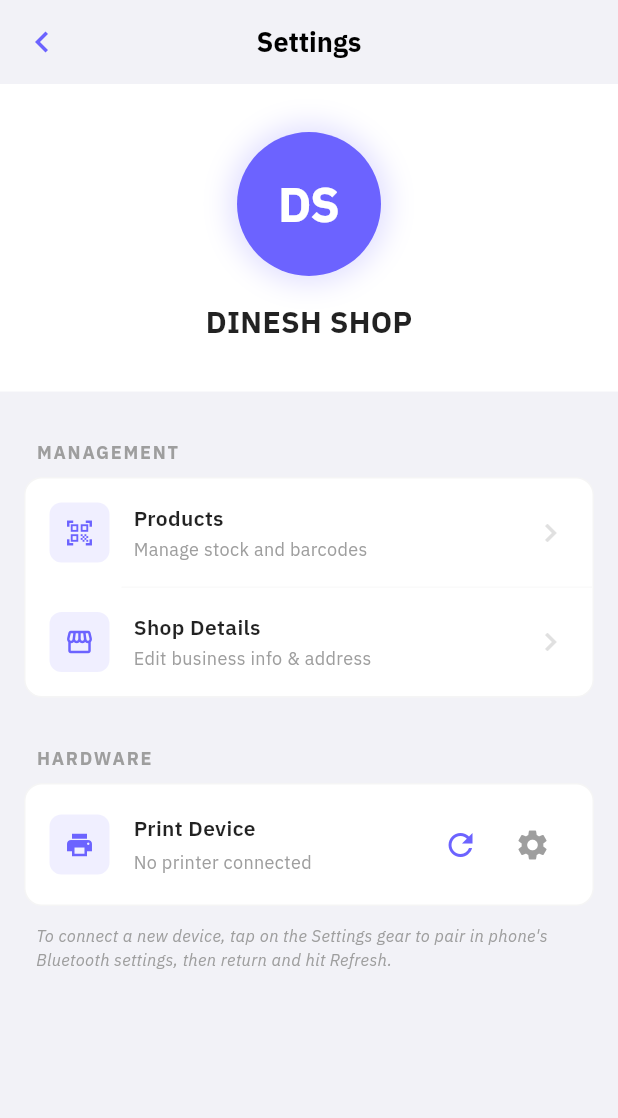
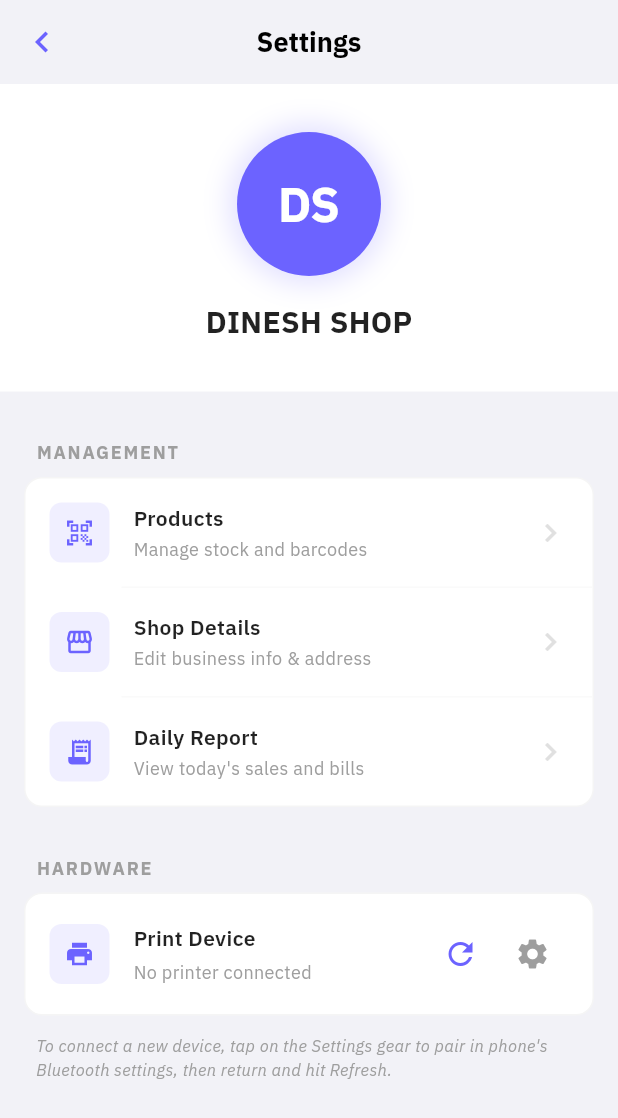
Before and after one commit to Ru-mais/Billing-App, a Flutter app: the screen it shows after launch, after a tap on the "settings" icon, on a phone screen of 412 x 824 dp. Shown: the top 1118 px of the screen. Run offline on Flutter 3.47's test engine with Material 3 defaults, Android fonts, the phone set to English and light mode, and no system bars; our stand-ins replace bloc, equatable, flutter_bloc, fpdart, get_it, go_router and 7 more; missing offline and left inert: app_settings, flutter_vibrate, mobile_scanner, print_bluetooth_thermal; accounts and stored records are empty.

Commit message:
added daily report and pdf download option

```diff
--- a/lib/config/routes/app_routes.dart
+++ b/lib/config/routes/app_routes.dart
@@ -8,6 +8,7 @@ import '../../features/settings/presentation/pages/settings_page.dart';
 import '../../features/billing/presentation/pages/scanner_page.dart';
 import '../../features/billing/presentation/pages/checkout_page.dart';
 import '../../features/product/domain/entities/product.dart';
+import '../../features/reports/presentation/pages/daily_report_page.dart';
 
 final router = GoRouter(
   initialLocation: '/',
@@ -29,6 +30,10 @@ final router = GoRouter(
     GoRoute(
       path: '/settings',
       builder: (context, state) => const SettingsPage(),
+    ),
+    GoRoute(
+      path: '/daily_report',
+      builder: (context, state) => const DailyReportPage(),
     ),
     GoRoute(
       path: '/products',
--- a/lib/core/data/hive_database.dart
+++ b/lib/core/data/hive_database.dart
@@ -1,11 +1,13 @@
 import 'package:hive_flutter/hive_flutter.dart';
 import '../../features/product/data/models/product_model.dart';
 import '../../features/shop/data/models/shop_model.dart';
+import '../../features/reports/data/models/sale_model.dart';
 
 class HiveDatabase {
   static const String productBoxName = 'products';
   static const String shopBoxName = 'shop';
   static const String settingsBoxName = 'settings';
+  static const String salesBoxName = 'sales';
 
   static Future<void> init() async {
     await Hive.initFlutter();
@@ -13,15 +15,19 @@ class HiveDatabase {
     // Register Adapters
     Hive.registerAdapter(ProductModelAdapter());
     Hive.registerAdapter(ShopModelAdapter());
+    Hive.registerAdapter(SaleModelAdapter());
+    Hive.registerAdapter(SaleItemModelAdapter());
 
     // Open Boxes
     await Hive.openBox<ProductModel>(productBoxName);
     await Hive.openBox<ShopModel>(shopBoxName);
     await Hive.openBox(settingsBoxName); // Generic box for simple key-value
+    await Hive.openBox<SaleModel>(salesBoxName);
   }
 
   static Box<ProductModel> get productBox =>
       Hive.box<ProductModel>(productBoxName);
   static Box<ShopModel> get shopBox => Hive.box<ShopModel>(shopBoxName);
   static Box get settingsBox => Hive.box(settingsBoxName);
+  static Box<SaleModel> get salesBox => Hive.box<SaleModel>(salesBoxName);
 }
--- a/lib/features/billing/presentation/pages/home_page.dart
+++ b/lib/features/billing/presentation/pages/home_page.dart
@@ -28,8 +28,11 @@ class _HomePageState extends State<HomePage> {
   // Cooldown mapping to prevent rapid firing of the same barcode
   final Map<String, DateTime> _lastScanTimes = {};
 
+  final TextEditingController _manualCodeController = TextEditingController();
+
   @override
   void dispose() {
+    _manualCodeController.dispose();
     _scannerController.dispose();
     super.dispose();
   }
@@ -375,6 +378,53 @@ class _HomePageState extends State<HomePage> {
           ),
           const Divider(height: 1),
 
+          // Manual Code Input
+          Padding(
+            padding: const EdgeInsets.symmetric(horizontal: 16, vertical: 8),
+            child: Row(
+              children: [
+                Expanded(
+                  child: TextField(
+                    controller: _manualCodeController,
+                    decoration: InputDecoration(
+                      hintText: 'Enter product code manually',
+                      prefixIcon: const Icon(Icons.keyboard),
+                      contentPadding: const EdgeInsets.symmetric(vertical: 0, horizontal: 16),
+                      border: OutlineInputBorder(
+                        borderRadius: BorderRadius.circular(12),
+                      ),
+                    ),
+                    onSubmitted: (val) {
+                      if (val.trim().isNotEmpty) {
+                        context.read<BillingBloc>().add(ScanBarcodeEvent(val.trim()));
+                        _manualCodeController.clear();
+                      }
+                    },
+                  ),
+                ),
+                const SizedBox(width: 8),
+                IconButton(
+                  onPressed: () {
+                    final val = _manualCodeController.text.trim();
+                    if (val.isNotEmpty) {
+                      context.read<BillingBloc>().add(ScanBarcodeEvent(val));
+                      _manualCodeController.clear();
+                    }
+                  },
+                  icon: Container(
+                    padding: const EdgeInsets.all(8),
+                    decoration: BoxDecoration(
+                      color: Theme.of(context).primaryColor,
+                      borderRadius: BorderRadius.circular(8),
+                    ),
+                    child: const Icon(Icons.add, color: Colors.white),
+                  ),
+                ),
+              ],
+            ),
+          ),
+          const Divider(height: 1),
+
           // List View
           Expanded(
             child: Stack(children: [
--- /dev/null
+++ b/lib/features/reports/data/models/sale_model.dart
@@ -0,0 +1,47 @@
+import 'package:hive/hive.dart';
+
+part 'sale_model.g.dart';
+
+@HiveType(typeId: 3)
+class SaleModel extends HiveObject {
+  @HiveField(0)
+  final String id;
+
+  @HiveField(1)
+  final DateTime timestamp;
+
+  @HiveField(2)
+  final List<SaleItemModel> items;
+
+  @HiveField(3)
+  final double totalAmount;
+
+  SaleModel({
+    required this.id,
+    required this.timestamp,
+    required this.items,
+    required this.totalAmount,
+  });
+}
+
+@HiveType(typeId: 4)
+class SaleItemModel extends HiveObject {
+  @HiveField(0)
+  final String productId;
+
+  @HiveField(1)
+  final String productName;
+
+  @HiveField(2)
+  final int quantity;
+
+  @HiveField(3)
+  final double price;
+
+  SaleItemModel({
+    required this.productId,
+    required this.productName,
+    required this.quantity,
+    required this.price,
+  });
+}
--- a/lib/features/settings/presentation/pages/settings_page.dart
+++ b/lib/features/settings/presentation/pages/settings_page.dart
@@ -113,6 +113,13 @@ class _SettingsPageState extends State<SettingsPage> {
                   title: 'Shop Details',
                   subtitle: 'Edit business info & address',
                   onTap: () => context.push('/shop'),
+                ),
+                _buildDivider(),
+                _buildListItem(
+                  icon: Icons.receipt_long,
+                  title: 'Daily Report',
+                  subtitle: 'View today\'s sales and bills',
+                  onTap: () => context.push('/daily_report'),
                 ),
               ],
             ),
```
Also changed, not shown: lib/core/utils/pdf_helper.dart (added, +85 -0 lines), lib/features/billing/presentation/bloc/billing_bloc.dart (+59 -24 lines), lib/features/reports/presentation/pages/daily_report_page.dart (added, +110 -0 lines).
